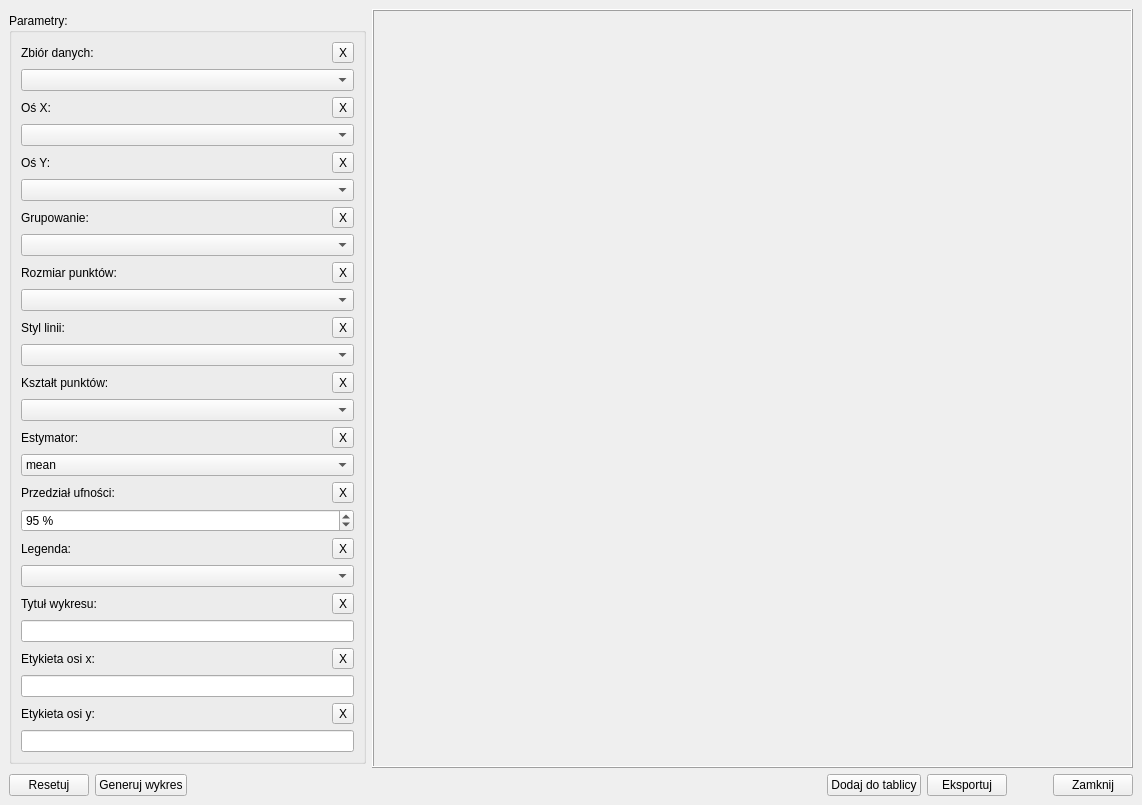
Qt form ui/Plots/line-plot-window.ui (OskarLewandowski/dex-data-experience) before a commit.
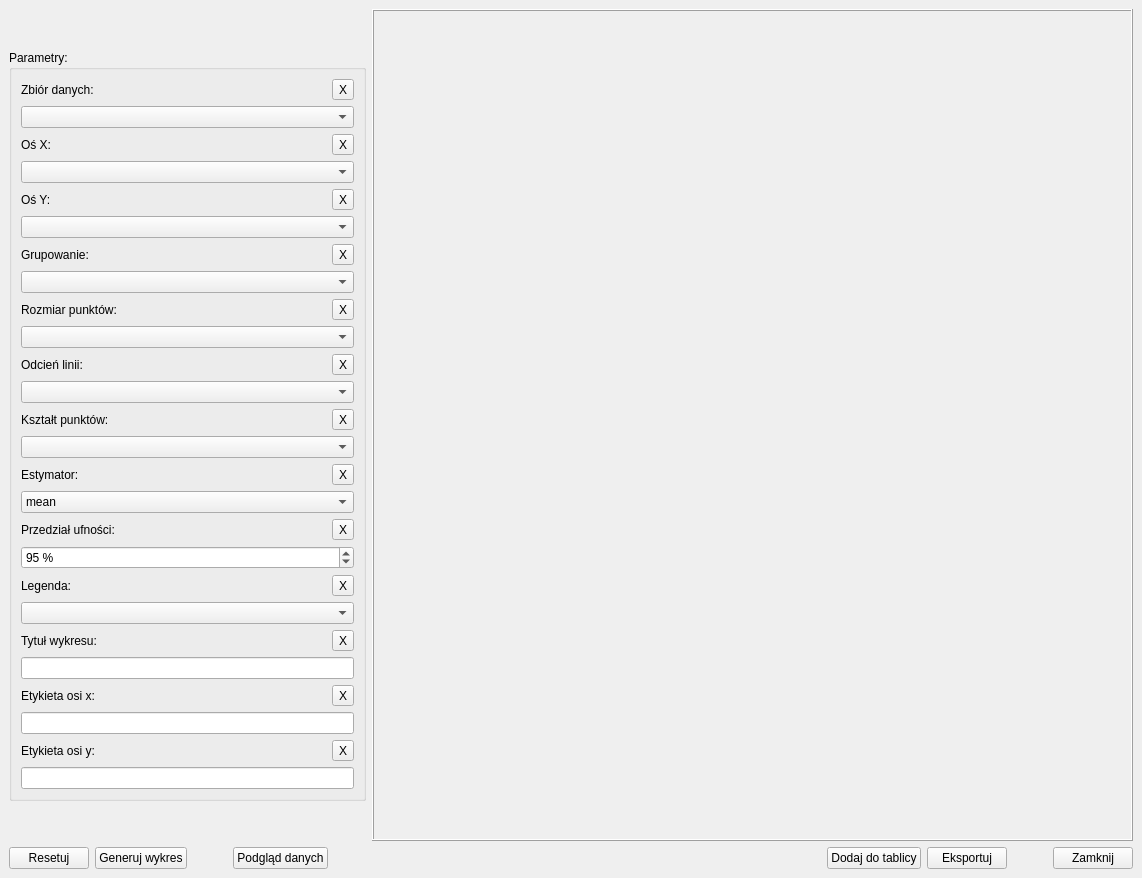
The same form after that commit.

```diff
--- a/ui/Plots/line-plot-window.ui
+++ b/ui/Plots/line-plot-window.ui
@@ -10,7 +10,7 @@
     <x>0</x>
     <y>0</y>
     <width>1142</width>
-    <height>805</height>
+    <height>878</height>
    </rect>
   </property>
   <property name="windowTitle">
@@ -296,7 +296,7 @@
                  <item>
                   <widget class="QLabel" name="label_6">
                    <property name="text">
-                    <string>Styl linii:</string>
+                    <string>Odcień linii:</string>
                    </property>
                   </widget>
                  </item>
@@ -334,7 +334,7 @@
                   <number>-1</number>
                  </property>
                  <property name="placeholderText">
-                  <string>Wybierz styl linii...</string>
+                  <string>Wybierz odcień linii...</string>
                  </property>
                  <item>
                   <property name="text">
@@ -926,6 +926,29 @@
         </property>
        </widget>
       </item>
+      <item>
+       <spacer name="horizontalSpacer_16">
+        <property name="orientation">
+         <enum>Qt::Horizontal</enum>
+        </property>
+        <property name="sizeType">
+         <enum>QSizePolicy::Fixed</enum>
+        </property>
+        <property name="sizeHint" stdset="0">
+         <size>
+          <width>40</width>
+          <height>20</height>
+         </size>
+        </property>
+       </spacer>
+      </item>
+      <item>
+       <widget class="QPushButton" name="pushButton_Data_Preview">
+        <property name="text">
+         <string>Podgląd danych</string>
+        </property>
+       </widget>
+      </item>
       <item>
        <spacer name="horizontalSpacer_2">
         <property name="orientation">
```
Left out of the diff: 2 changed lines with no effect on the pictures.
